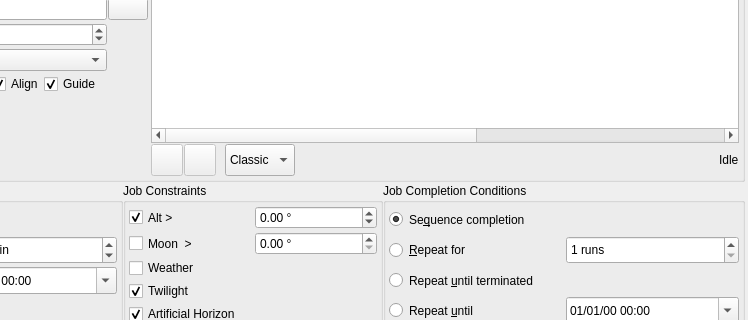
The window that kstars/ekos/scheduler/scheduler.ui (KDE/kstars) describes before a commit, drawn with Qt 5; both pictures show x 202 to 950 and y 129 to 449 of the 950 by 537 pixel window.
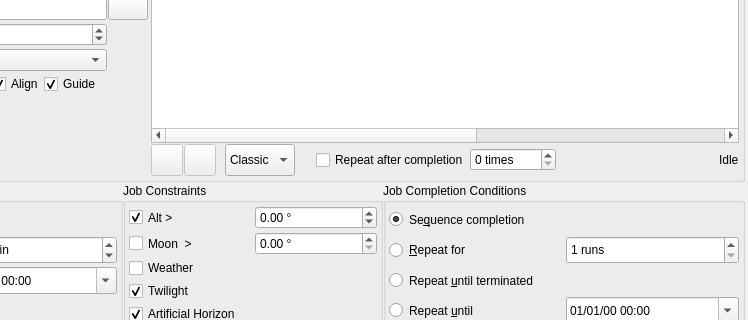
The same window after the commit. Icons and pictures are not drawn. Custom widgets are drawn as their Qt base class.

Commit message:
Scheduler option for repeating the entire schedule
We introduce a new option that makes it possible to repeat the entire list of scheduled jobs if they have been completed. This option is interesting for those use cases where astronomers make scans over portions of the sky through the entire night.

Diff of the .ui file:
```diff
--- a/kstars/ekos/scheduler/scheduler.ui
+++ b/kstars/ekos/scheduler/scheduler.ui
@@ -1211,6 +1211,45 @@
             </item>
            </widget>
           </item>
+          <item>
+           <spacer name="horizontalSpacer_4">
+            <property name="orientation">
+             <enum>Qt::Horizontal</enum>
+            </property>
+            <property name="sizeType">
+             <enum>QSizePolicy::Fixed</enum>
+            </property>
+            <property name="sizeHint" stdset="0">
+             <size>
+              <width>20</width>
+              <height>20</height>
+             </size>
+            </property>
+           </spacer>
+          </item>
+          <item>
+           <widget class="QCheckBox" name="repeatSequenceCB">
+            <property name="toolTip">
+             <string>&lt;html&gt;&lt;head/&gt;&lt;body&gt;&lt;p&gt;Repeat all scheduled jobs as soon as all jobs have been completed. This option is only available if the &amp;quot;Remember job progress&amp;quot; option in Ekos &amp;gt; Scheduler is not selected.&lt;/p&gt;&lt;/body&gt;&lt;/html&gt;</string>
+            </property>
+            <property name="text">
+             <string>Repeat after completion</string>
+            </property>
+           </widget>
+          </item>
+          <item>
+           <widget class="QSpinBox" name="repeatSequenceLimit">
+            <property name="toolTip">
+             <string>&lt;html&gt;&lt;head/&gt;&lt;body&gt;&lt;p&gt;Limit number of iterations the scheduler will repeat the entire job sequence. If set to 0, the jobs are repeated until for none of the jobs its constraints are met.&lt;/p&gt;&lt;/body&gt;&lt;/html&gt;</string>
+            </property>
+            <property name="suffix">
+             <string> times</string>
+            </property>
+            <property name="maximum">
+             <number>9999</number>
+            </property>
+           </widget>
+          </item>
           <item>
            <spacer name="horizontalSpacer_2">
             <property name="orientation">
```
Left out of the diff: 45 changed lines with no effect on the pictures. The commit also changes 3 other files.
